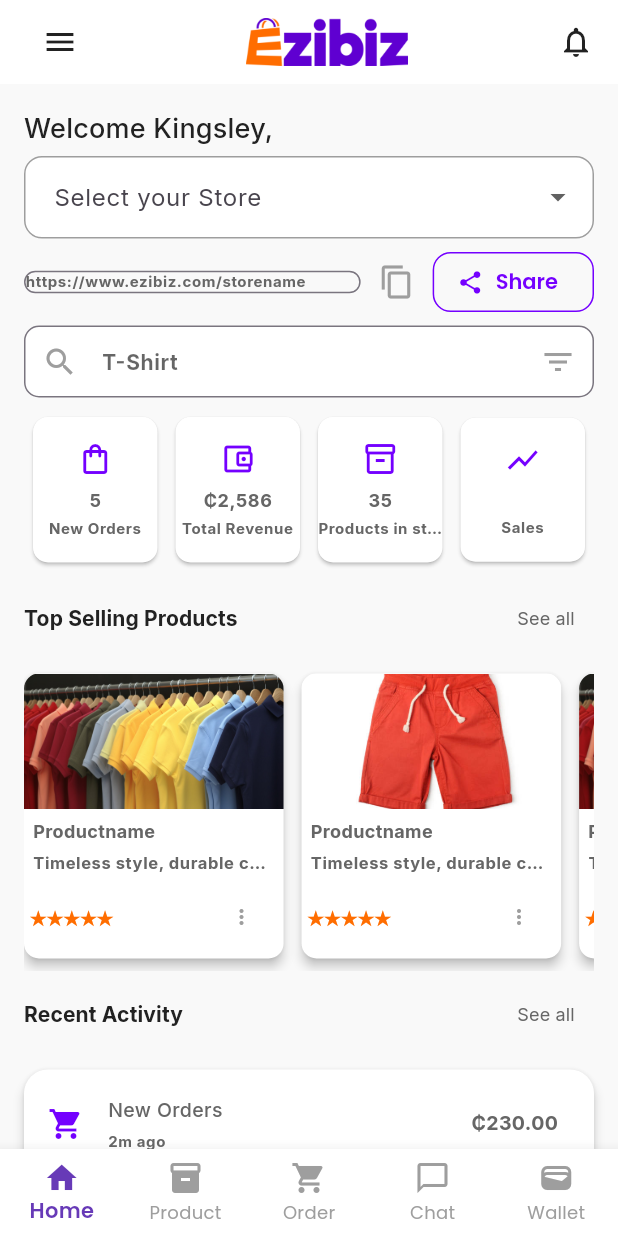
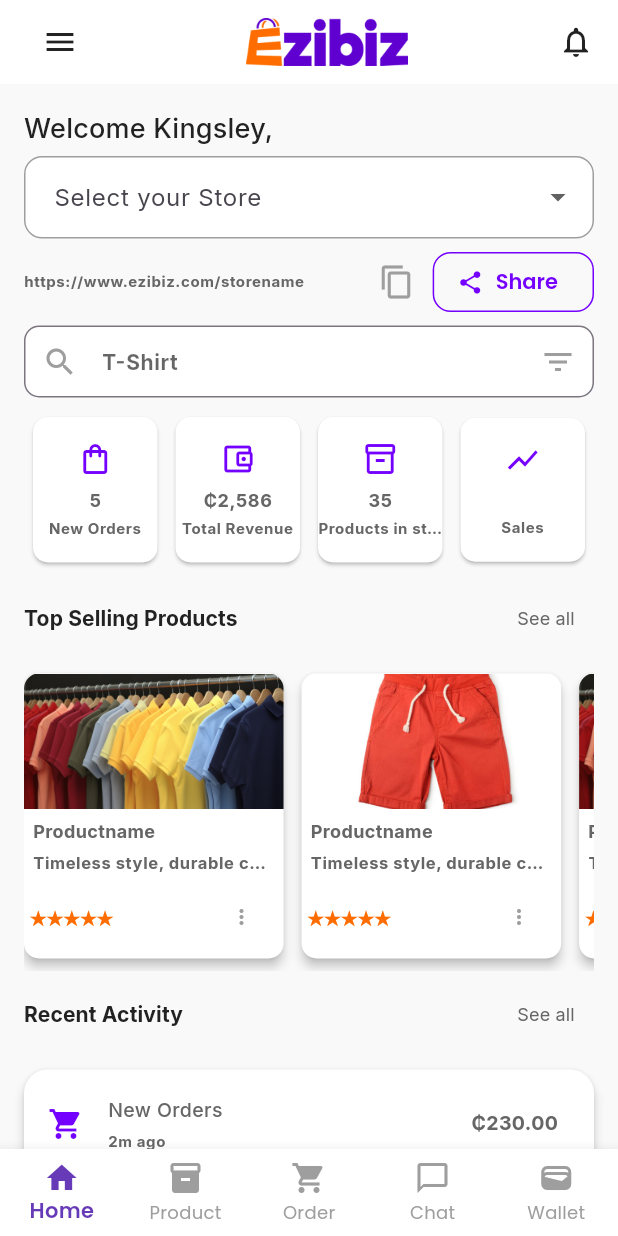
Before and after one commit to Richie1000/ezibiz, a Flutter app: the DashboardScreen screen opened by its route, on a phone screen of 412 x 824 dp. Run offline on Flutter 3.47's test engine with Material 3 defaults, Android fonts, the light colour scheme and no system bars; our stand-ins replace go_router, google_fonts, lottie.

Commit message:
Feature: UI tweaks

```diff
--- a/lib/screens/dashboard_home_screen.dart
+++ b/lib/screens/dashboard_home_screen.dart
@@ -52,10 +52,10 @@ class DashboardHome extends StatelessWidget {
       children: [
         Expanded(
           child: Container(
-            decoration: BoxDecoration(
-              border: Border.all(color: theme.dividerColor),
-              borderRadius: BorderRadius.circular(10),
-            ),
+            // decoration: BoxDecoration(
+            //   border: Border.all(color: theme.dividerColor),
+            //   borderRadius: BorderRadius.circular(10),
+            // ),
             child: Text(
               "https://www.ezibiz.com/storename",
               style: theme.textTheme.bodySmall?.copyWith(fontSize: 10),
```
